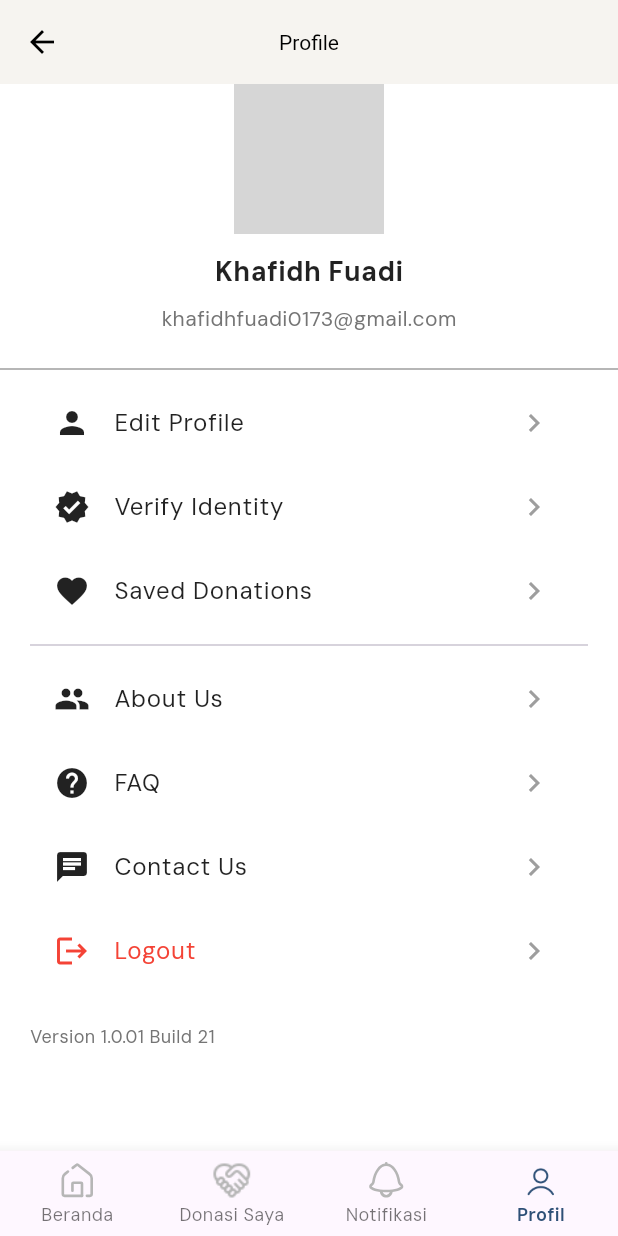
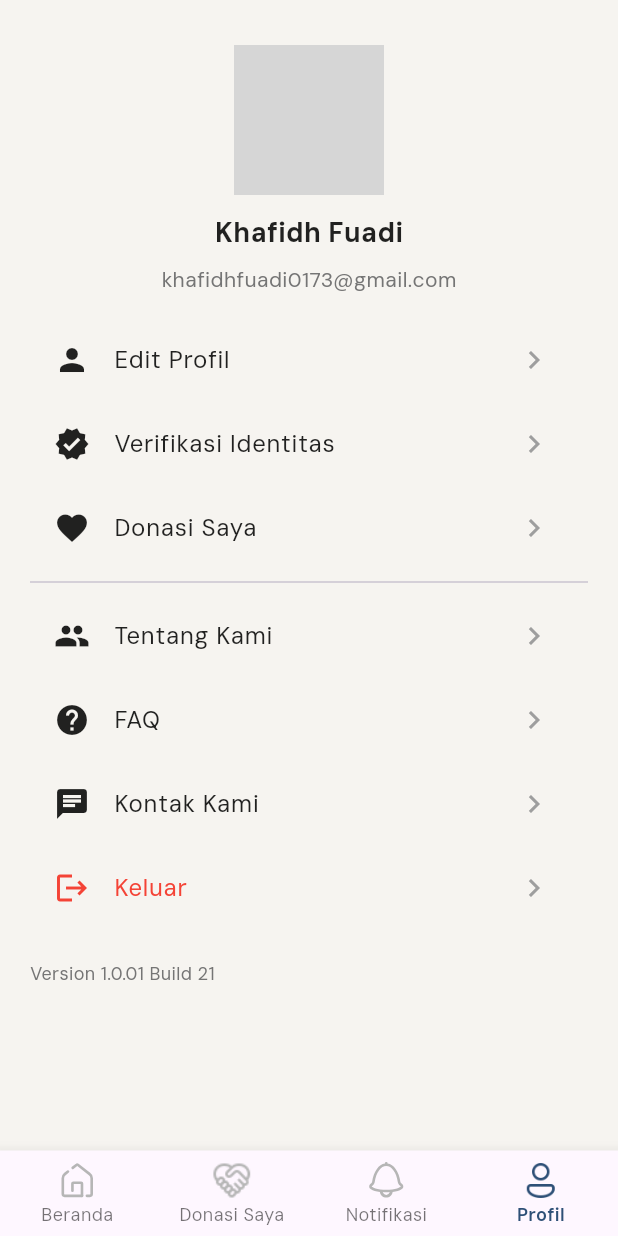
Before and after one commit to Khafidhfuadi/donation_app, a Flutter app: the InitScreen screen opened by its route, item 4 of the bottom bar chosen, on a phone screen of 412 x 824 dp. Run offline on Flutter 3.47's test engine with Material 3 defaults, Android fonts, the phone set to English and light mode, and no system bars; our stand-ins replace flutter_svg, get, share_plus, shared_preferences, shimmer, supabase_flutter; accounts and stored records are empty; network calls fail; grey boxes are pictures that could not be loaded.

Commit message:
Add donation model and services; update thumbnail images in donation cards and profile page

```diff
--- a/lib/screens/home/components/donation_lists_card.dart
+++ b/lib/screens/home/components/donation_lists_card.dart
@@ -8,8 +8,7 @@ class DonationProductLists extends StatelessWidget {
   Widget build(BuildContext context) {
     List<Map<String, dynamic>> datas = [
       {
-        "thumbnail_donasi":
-            "https://i.ibb.co.com/RykKXdp/b53b21e3-4bb8-4d27-bfd7-2a062df00bf6.jpg",
+        "thumbnail_donasi": "assets/images/thumb-donation.jpg",
         "thumbnail_kat": "assets/images/disaster.png",
         "nama_donasi": "Dampingi Tumbuh Kembang Setiap Anak Indonesia",
         "kategori_donasi": "Bencana Alam",
@@ -18,8 +17,7 @@ class DonationProductLists extends StatelessWidget {
         "durasi_donasi": "7 hari",
       },
       {
-        "thumbnail_donasi":
-            "https://i.ibb.co.com/RykKXdp/b53b21e3-4bb8-4d27-bfd7-2a062df00bf6.jpg",
+        "thumbnail_donasi": "assets/images/thumb-donation.jpg",
         "thumbnail_kat": "assets/images/edu.png",
         "nama_donasi": "Jemput Kemuliaan Santuni Anak Yatim Bisa Sekolah!",
         "kategori_donasi": "Pendidikan",
@@ -28,8 +26,7 @@ class DonationProductLists extends StatelessWidget {
         "durasi_donasi": "10 hari",
       },
       {
-        "thumbnail_donasi":
-            "https://i.ibb.co.com/RykKXdp/b53b21e3-4bb8-4d27-bfd7-2a062df00bf6.jpg",
+        "thumbnail_donasi": "assets/images/thumb-donation.jpg",
         "thumbnail_kat": "assets/images/health.png",
         "nama_donasi": "Sakit Sebatang Kara, Bantu Kakek Bisa Berobat!",
         "kategori_donasi": "Kesehatan",
@@ -38,8 +35,7 @@ class DonationProductLists extends StatelessWidget {
         "durasi_donasi": "5 hari",
       },
       {
-        "thumbnail_donasi":
-            "https://i.ibb.co.com/RykKXdp/b53b21e3-4bb8-4d27-bfd7-2a062df00bf6.jpg",
+        "thumbnail_donasi": "assets/images/thumb-donation.jpg",
         "thumbnail_kat": "assets/images/disaster.png",
         "nama_donasi": "Dampingi Tumbuh Kembang Setiap Anak Indonesia",
         "kategori_donasi": "Bencana Alam",
@@ -48,8 +44,7 @@ class DonationProductLists extends StatelessWidget {
         "durasi_donasi": "7 hari",
       },
       {
-        "thumbnail_donasi":
-            "https://i.ibb.co.com/RykKXdp/b53b21e3-4bb8-4d27-bfd7-2a062df00bf6.jpg",
+        "thumbnail_donasi": "assets/images/thumb-donation.jpg",
         "thumbnail_kat": "assets/images/edu.png",
         "nama_donasi": "Jemput Kemuliaan Santuni Anak Yatim Bisa Sekolah!",
         "kategori_donasi": "Pendidikan",
@@ -58,8 +53,7 @@ class DonationProductLists extends StatelessWidget {
         "durasi_donasi": "10 hari",
       },
       {
-        "thumbnail_donasi":
-            "https://i.ibb.co.com/RykKXdp/b53b21e3-4bb8-4d27-bfd7-2a062df00bf6.jpg",
+        "thumbnail_donasi": "assets/images/thumb-donation.jpg",
         "thumbnail_kat": "assets/images/health.png",
         "nama_donasi": "Sakit Sebatang Kara, Bantu Kakek Bisa Berobat!",
         "kategori_donasi": "Kesehatan",
@@ -139,7 +133,7 @@ class DonationListsCard extends StatelessWidget {
               children: [
                 ClipRRect(
                   borderRadius: BorderRadius.circular(10),
-                  child: Image.network(
+                  child: Image.asset(
                     thumbnailDonasi,
                     width: double.infinity,
                     height: 100,
--- a/lib/screens/home/components/highlighted_donation_card.dart
+++ b/lib/screens/home/components/highlighted_donation_card.dart
@@ -11,8 +11,7 @@ class HighlightedDonation extends StatelessWidget {
   Widget build(BuildContext context) {
     List<Map<String, dynamic>> datas = [
       {
-        "thumbnail_donasi":
-            "https://i.ibb.co.com/RykKXdp/b53b21e3-4bb8-4d27-bfd7-2a062df00bf6.jpg",
+        "thumbnail_donasi": "assets/images/thumb-donation.jpg",
         "thumbnail_kat": "assets/images/disaster.png",
         "nama_donasi": "Banjir Bandung",
         "kategori_donasi": "Bencana Alam",
@@ -21,8 +20,7 @@ class HighlightedDonation extends StatelessWidget {
         "durasi_donasi": "7 hari",
       },
       {
-        "thumbnail_donasi":
-            "https://i.ibb.co.com/RykKXdp/b53b21e3-4bb8-4d27-bfd7-2a062df00bf6.jpg",
+        "thumbnail_donasi": "assets/images/thumb-donation.jpg",
         "thumbnail_kat": "assets/images/edu.png",
         "nama_donasi": "Gempa Lombok",
         "kategori_donasi": "Pendidikan",
@@ -31,8 +29,7 @@ class HighlightedDonation extends StatelessWidget {
         "durasi_donasi": "10 hari",
       },
       {
-        "thumbnail_donasi":
-            "https://i.ibb.co.com/RykKXdp/b53b21e3-4bb8-4d27-bfd7-2a062df00bf6.jpg",
+        "thumbnail_donasi": "assets/images/thumb-donation.jpg",
         "thumbnail_kat": "assets/images/health.png",
         "nama_donasi": "Kebakaran Hutan",
         "kategori_donasi": "Kesehatan",
@@ -119,7 +116,7 @@ class HighlitedDonationCard extends StatelessWidget {
               children: [
                 ClipRRect(
                   borderRadius: BorderRadius.circular(16),
-                  child: Image.network(
+                  child: Image.asset(
                     thumbnailDonasi,
                     width: double.infinity,
                     height: 200,
--- a/lib/screens/init_screen.dart
+++ b/lib/screens/init_screen.dart
@@ -101,11 +101,11 @@ class _InitScreenState extends State<InitScreen> {
           BottomNavigationBarItem(
             icon: Image.asset(
                 width: 28,
-                "assets/images/person.png",
+                "assets/images/person-2.png",
                 color: inActiveIconColor),
             activeIcon: Image.asset(
               width: 28,
-              "assets/images/person.png",
+              "assets/images/person-2.png",
               color: kPrimaryColor,
             ),
             label: "Profil",
--- a/lib/screens/profile_page/profile_page_screen.dart
+++ b/lib/screens/profile_page/profile_page_screen.dart
@@ -58,19 +58,15 @@ class ProfilePageScreen extends StatelessWidget {
     final controller = Get.put(ProfileController());
 
     return Scaffold(
-      appBar: AppBar(
-        title: const Text('Profile'),
-        centerTitle: true,
-      ),
-      backgroundColor: Colors.white,
       body: SafeArea(
         child: SingleChildScrollView(
           child: Column(
             crossAxisAlignment: CrossAxisAlignment.stretch,
             children: [
+              const SizedBox(height: 30),
               _buildProfileHeader(controller),
               const SizedBox(height: 16),
-              const Divider(thickness: 1, color: Colors.grey),
+              // const Divider(thickness: 1, color: Colors.grey),
               _buildProfileMenuSection(controller),
               Padding(
                 padding: const EdgeInsets.all(20.0),
@@ -125,23 +121,23 @@ class ProfilePageScreen extends StatelessWidget {
         children: [
           _buildMenuItem(
             icon: Icons.person,
-            title: 'Edit Profile',
+            title: 'Edit Profil',
             onTap: controller.navigateToEditProfile,
           ),
           _buildMenuItem(
             icon: Icons.verified,
-            title: 'Verify Identity',
+            title: 'Verifikasi Identitas',
             onTap: controller.navigateToVerifyIdentity,
           ),
           _buildMenuItem(
             icon: Icons.favorite,
-            title: 'Saved Donations',
+            title: 'Donasi Saya',
             onTap: controller.navigateToSavedDonations,
           ),
           const Divider(),
           _buildMenuItem(
             icon: Icons.people,
-            title: 'About Us',
+            title: 'Tentang Kami',
             onTap: controller.navigateToAboutUs,
           ),
           _buildMenuItem(
@@ -151,12 +147,12 @@ class ProfilePageScreen extends StatelessWidget {
           ),
           _buildMenuItem(
             icon: Icons.chat,
-            title: 'Contact Us',
+            title: 'Kontak Kami',
             onTap: controller.navigateToContactUs,
           ),
           _buildMenuItem(
             icon: Icons.logout,
-            title: 'Logout',
+            title: 'Keluar',
             onTap: controller.showLogoutConfirmation,
             isDestructive: true,
           ),
--- a/lib/screens/sign_in/components/sign_form.dart
+++ b/lib/screens/sign_in/components/sign_form.dart
@@ -105,6 +105,7 @@ class SignFormController extends GetxController {
         Get.toNamed(InitScreen.routeName);
       } on AuthException catch (e) {
         // Handle specific Supabase authentication errors
+        print(e.message);
         String errorMessage = 'Login failed';
         switch (e.message) {
           case 'Invalid login credentials':
```
Also changed, not shown: lib/models/donation_model.dart (added, +52 -0 lines), lib/services/donation_services.dart (added, +31 -0 lines), assets/images/person-2.png (added), assets/images/thumb-donation.jpg (added).
